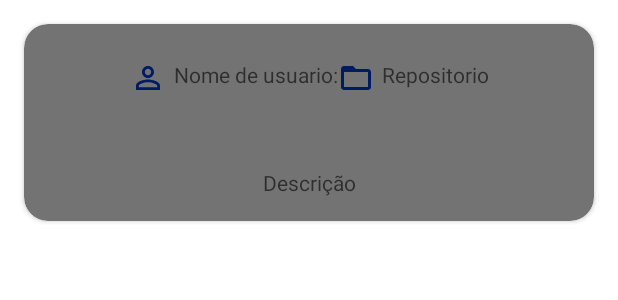
After one commit to matheuspaz123/Repositorios_Github, an Android app: the layout fragment_detalhes.xml on its own in the app's theme, with its tools: preview values and no code run, on a phone screen of 412 x 824 dp. The commit adds this screen. Shown: the top 300 px of the screen. Run offline under Robolectric (Android 15) with nearby library versions, the phone set to English and light mode, and no system bars.

Commit message:
Parte UI finalizada, implementando filtro

```diff
--- a/app/src/main/java/com/example/repositoriosgithub/UI/views/HomeFragment.kt
+++ b/app/src/main/java/com/example/repositoriosgithub/UI/views/fragments/HomeFragment.kt
@@ -1,4 +1,4 @@
-package com.example.repositoriosgithub.UI.views
+package com.example.repositoriosgithub.UI.views.fragments
 
 import android.os.Bundle
 import androidx.fragment.app.Fragment
@@ -31,6 +31,7 @@ class HomeFragment : Fragment() {
         savedInstanceState: Bundle?
     ): View? {
         val view = inflater.inflate(R.layout.fragment_home, container, false)
+
 
 
 
--- /dev/null
+++ b/app/src/main/res/layout/fragment_detalhes.xml
@@ -0,0 +1,72 @@
+<?xml version="1.0" encoding="utf-8"?>
+<ScrollView xmlns:android="http://schemas.android.com/apk/res/android"
+    xmlns:app="http://schemas.android.com/apk/res-auto"
+    xmlns:tools="http://schemas.android.com/tools"
+    android:layout_width="match_parent"
+    android:layout_height="match_parent"
+    android:orientation="vertical"
+    tools:context=".UI.views.fragments.DetalhesFragment">
+
+    <androidx.cardview.widget.CardView
+        android:layout_width="match_parent"
+        android:layout_height="wrap_content"
+        android:layout_margin="16dp"
+        android:backgroundTint="@color/cinza"
+        android:padding="32dp"
+        app:cardCornerRadius="16dp">
+
+        <androidx.constraintlayout.widget.ConstraintLayout
+            android:layout_width="match_parent"
+            android:layout_height="match_parent">
+
+            <ImageView
+                android:id="@+id/detalhes_iv_avatar"
+                android:layout_width="wrap_content"
+                android:layout_height="wrap_content"
+                android:layout_margin="16dp"
+                app:layout_constraintLeft_toLeftOf="parent"
+                app:layout_constraintRight_toRightOf="parent"
+                app:layout_constraintTop_toTopOf="parent" />
+
+            <TextView
+                android:id="@+id/detalhes_tv_repositorio"
+                android:layout_width="wrap_content"
+                android:layout_height="wrap_content"
+                android:drawablePadding="5dp"
+                android:hint="@string/repositorio"
+                app:drawableLeftCompat="@drawable/ic_repositorio"
+                app:layout_constraintLeft_toRightOf="@+id/detalhes_tv_user_name"
+                app:layout_constraintRight_toRightOf="parent"
+                app:layout_constraintTop_toTopOf="@+id/detalhes_tv_user_name" />
+
+            <TextView
+                android:id="@+id/detalhes_tv_user_name"
+                android:layout_width="wrap_content"
+                android:layout_height="wrap_content"
+                android:layout_marginTop="8dp"
+                android:drawablePadding="5dp"
+                android:hint="@string/nome_de_usuario"
+                app:drawableLeftCompat="@drawable/ic_user"
+                app:layout_constraintHorizontal_chainStyle="packed"
+                app:layout_constraintLeft_toLeftOf="parent"
+                app:layout_constraintRight_toLeftOf="@+id/detalhes_tv_repositorio"
+                app:layout_constraintTop_toBottomOf="@+id/detalhes_iv_avatar" />
+
+            <TextView
+                android:id="@+id/detalhes_tv_descricao"
+                android:layout_width="wrap_content"
+                android:layout_height="wrap_content"
+                android:layout_marginTop="32dp"
+                android:hint="@string/descri_o"
+                android:padding="16dp"
+                app:layout_constraintLeft_toLeftOf="@id/detalhes_tv_user_name"
+                app:layout_constraintRight_toRightOf="@+id/detalhes_tv_repositorio"
+                app:layout_constraintTop_toBottomOf="@+id/detalhes_tv_user_name" />
+
+        </androidx.constraintlayout.widget.ConstraintLayout>
+
+
+    </androidx.cardview.widget.CardView>
+
+
+</ScrollView>
--- a/app/src/main/res/layout/fragment_home.xml
+++ b/app/src/main/res/layout/fragment_home.xml
@@ -4,7 +4,7 @@
     xmlns:tools="http://schemas.android.com/tools"
     android:layout_width="match_parent"
     android:layout_height="match_parent"
-    tools:context=".UI.views.HomeFragment">
+    tools:context=".UI.views.fragments.HomeFragment">
 
     <SearchView
         android:id="@+id/home_barra_busca"
--- a/app/src/main/res/values/colors.xml
+++ b/app/src/main/res/values/colors.xml
@@ -8,4 +8,5 @@
     <color name="black">#FF000000</color>
     <color name="white">#FFFFFFFF</color>
     <color name="card_view">#BCBABA</color>
+    <color name="cinza">#737373</color>
 </resources>
--- a/app/src/main/res/values/strings.xml
+++ b/app/src/main/res/values/strings.xml
@@ -4,4 +4,6 @@
     <string name="reposit_rio">Repositòrio: </string>
     <!-- TODO: Remove or change this placeholder text -->
     <string name="hello_blank_fragment">Hello blank fragment</string>
+    <string name="repositorio">Repositorio</string>
+    <string name="descri_o">Descrição</string>
 </resources>
--- a/app/src/main/res/values/themes.xml
+++ b/app/src/main/res/values/themes.xml
@@ -3,7 +3,7 @@
     <style name="Theme.SplashTheme" parent="Theme.MaterialComponents.Light.NoActionBar">
         <!-- Primary brand color. -->
         <item name="colorPrimary">#303030</item>
-        <item name="colorPrimaryVariant">#737373</item>
+        <item name="colorPrimaryVariant">@color/cinza</item>
         <item name="colorOnPrimary">@color/black</item>
         <!-- Secondary brand color. -->
         <item name="colorSecondary">@color/teal_200</item>
```
Also changed, not shown: app/src/main/java/com/example/repositoriosgithub/UI/adapter/GitAdapter.kt (+45 -10 lines), app/src/main/java/com/example/repositoriosgithub/UI/views/fragments/DetalhesFragment.kt (added, +48 -0 lines), app/src/main/java/com/example/repositoriosgithub/model/ItmesModel.kt (+7 -2 lines), app/src/main/res/navigation/my_nave.xml (+18 -2 lines).
